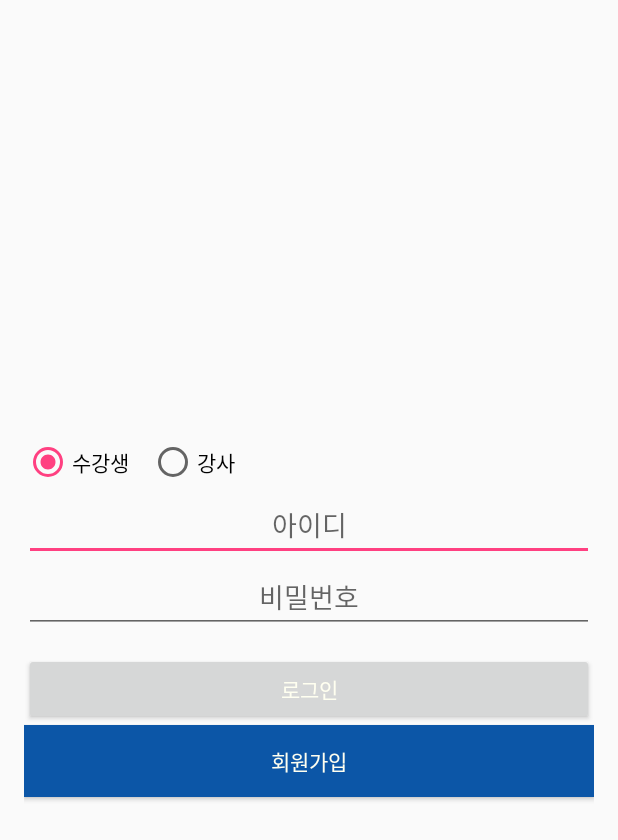
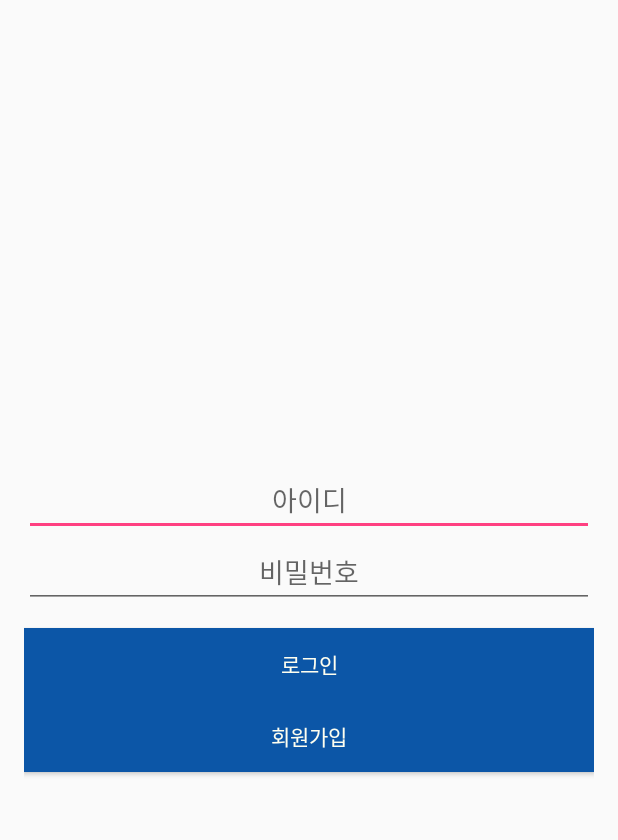
Before and after one commit to Frappuccino-2015/ESC, an Android app: the layout activity_login.xml on its own in the app's theme, with its tools: preview values and no code run, on a phone screen of 412 x 824 dp. Shown: the top 840 px of the screen. Run offline under Robolectric (Android 15) with nearby library versions, the phone set to English and light mode, and no system bars.

Commit message:
delete radio button

```diff
--- a/app/src/main/res/layout/activity_login.xml
+++ b/app/src/main/res/layout/activity_login.xml
@@ -10,34 +10,6 @@
     android:paddingBottom="@dimen/activity_vertical_margin"
     android:gravity="center_vertical"
     tools:context=".MainActivity">
-
-    <RadioGroup
-        android:layout_width="fill_parent"
-        android:layout_height="wrap_content"
-        android:orientation="horizontal"
-        android:gravity="left"
-        android:layout_alignBottom="@+id/EText_id"
-        android:layout_alignParentLeft="true"
-        android:layout_alignParentStart="true"
-        android:layout_marginBottom="50dp">
-
-        <RadioButton
-            android:layout_width="wrap_content"
-            android:layout_height="wrap_content"
-            android:id="@+id/option1"
-            android:layout_marginRight="20px"
-            android:text="수강생"
-            android:checked="true"
-            />
-
-        <RadioButton
-            android:layout_width="wrap_content"
-            android:layout_height="wrap_content"
-            android:id="@+id/option2"
-            android:text="강사"
-            />
-
-    </RadioGroup>
 
     <EditText
         android:layout_width="fill_parent"
@@ -68,7 +40,8 @@
         android:layout_below="@+id/EText_pwd"
         android:layout_marginTop="20px"
         android:layout_alignParentLeft="true"
-        android:layout_alignParentStart="true"/>
+        android:layout_alignParentStart="true"
+        android:background="#ff0c56a7"/>
 
     <Button
         android:layout_width="fill_parent"
```
